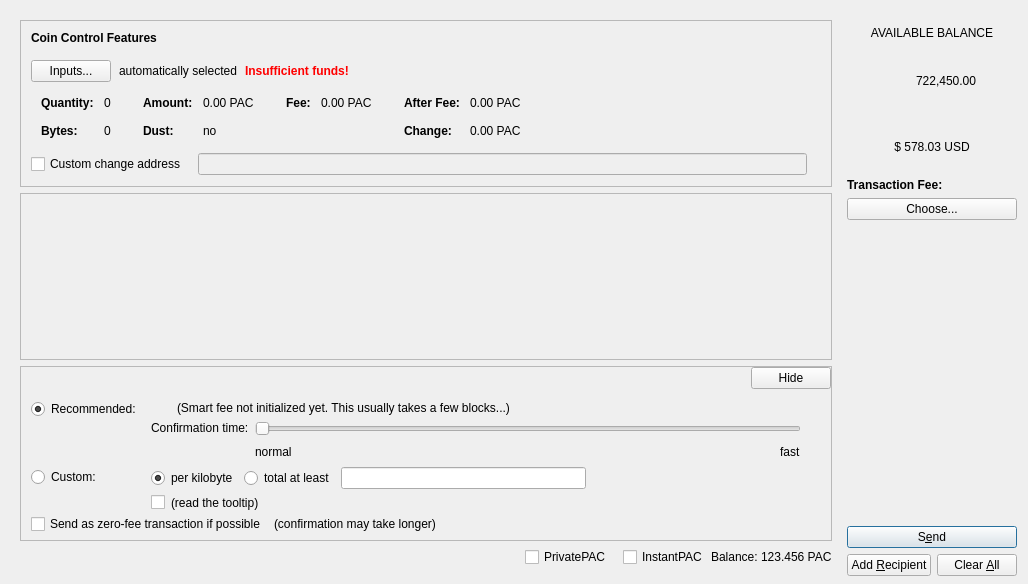
Qt form src/qt/forms/sendcoinsdialog.ui (PACCommunity/PAC) before a commit.
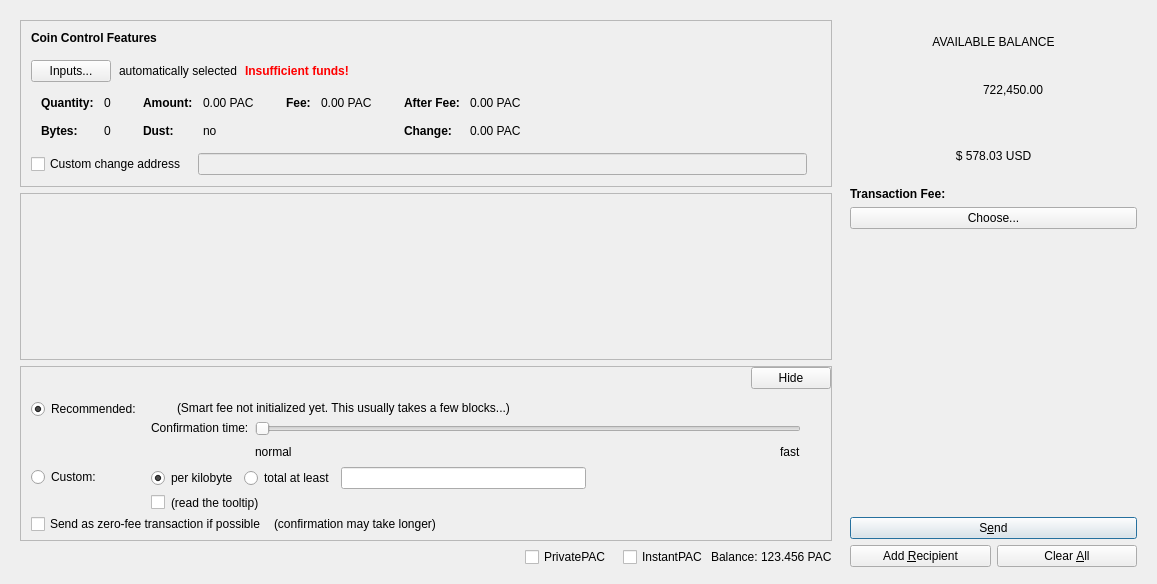
The same form after that commit. Icons and pictures are not drawn. Custom widgets are drawn as their Qt base class.

Commit message: CSS sendcoins dialog and entry modified

What changed in the file:
```diff
--- a/src/qt/forms/sendcoinsdialog.ui
+++ b/src/qt/forms/sendcoinsdialog.ui
@@ -6,7 +6,7 @@
    <rect>
     <x>0</x>
     <y>0</y>
-    <width>956</width>
+    <width>1157</width>
     <height>584</height>
    </rect>
   </property>
@@ -25,6 +25,9 @@
    </property>
    <item>
     <layout class="QHBoxLayout" name="horizontalLayout_3">
+      <property name="spacing">
+      <number>0</number>
+     </property>
      <item>
       <widget class="QWidget" name="SendCoinsContainer" native="true">
        <property name="sizePolicy">
@@ -1245,6 +1248,24 @@
       </widget>
      </item>
      <item>
+      <widget class="QWidget" name="verticalWidget" native="true">
+       <property name="sizePolicy">
+        <sizepolicy hsizetype="Minimum" vsizetype="Preferred">
+         <horstretch>0</horstretch>
+         <verstretch>0</verstretch>
+        </sizepolicy>
+       </property>
+       <property name="minimumSize">
+        <size>
+         <width>300</width>
+         <height>0</height>
+        </size>
+       </property>
+       <property name="class" stdset="0">
+        <string>container</string>
+       </property>
+       <layout class="QVBoxLayout" name="verticalLayout_3">
+        <item>
       <layout class="QGridLayout" name="gridLayout_2">
        <item row="6" column="0">
         <spacer name="verticalSpacer_7">
@@ -1533,6 +1554,9 @@
         </widget>
        </item>
       </layout>
+        </item>
+       </layout>
+      </widget>
      </item>
     </layout>
    </item>
```
Left out of the diff: 11 changed lines with no effect on the pictures. Lines whose indentation alone changed are shown as unchanged. The commit also changes 2 other files.
